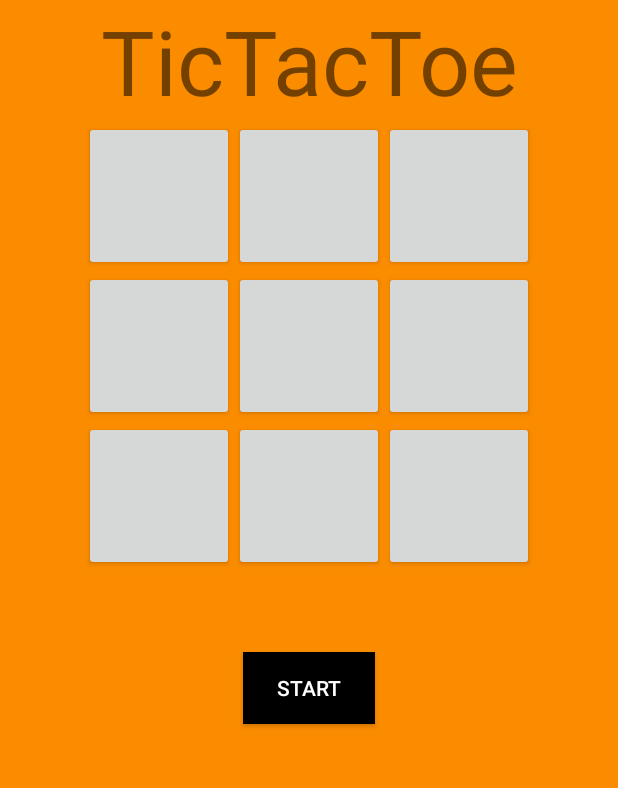
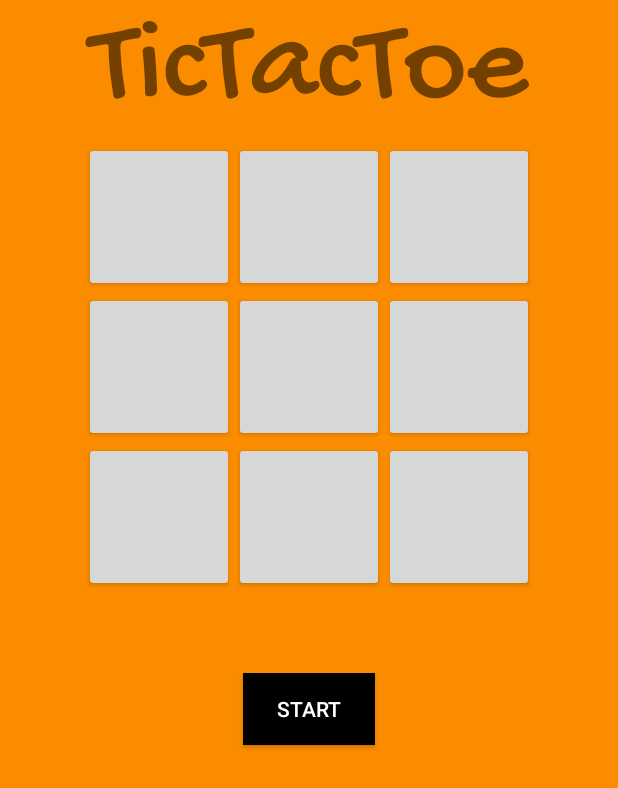
Before and after one commit to pfieffer/TicTacToe, an Android app: the screen it shows after launch (MainActivity), on a phone screen of 412 x 824 dp. Shown: the top 788 px of the screen. Run offline under Robolectric (Android 15) with nearby library versions, the phone set to English and light mode, and no system bars.

Commit message:
Set custom font on the gameName textview

```diff
--- a/app/src/main/java/np/com/ravi/tictactoe/MainActivity.java
+++ b/app/src/main/java/np/com/ravi/tictactoe/MainActivity.java
@@ -1,12 +1,16 @@
 package np.com.ravi.tictactoe;
 
 import android.graphics.Color;
+import android.graphics.Typeface;
 import android.media.MediaPlayer;
+import android.provider.FontRequest;
 import android.support.v7.app.AppCompatActivity;
 import android.os.Bundle;
 import android.view.View;
 import android.widget.Button;
 import android.widget.TextView;
+
+import org.w3c.dom.Text;
 
 public class MainActivity extends AppCompatActivity {
     private Button button1,
@@ -26,6 +30,10 @@ public class MainActivity extends AppCompatActivity {
     private String[] players = {"X", "O"};
 
     private TextView gameStatus;
+    private TextView gameName;
+
+    Typeface typeFace;
+
 
     @Override
     protected void onCreate(Bundle savedInstanceState) {
@@ -49,11 +57,13 @@ public class MainActivity extends AppCompatActivity {
         button8 = (Button) findViewById(R.id.button8);
         button9 = (Button) findViewById(R.id.button9);
 
+        gameName = (TextView) findViewById(R.id.gameName);
+        typeFace = Typeface.createFromAsset(getApplicationContext().getAssets(),"fonts/GochiHand-Regular.ttf");
+        gameName.setTypeface(typeFace);
+
         gameButton = (Button) findViewById(R.id.gameButton);
 
         gameStatus = (TextView) findViewById(R.id.gameStatus);
-
-        //ticTacTocLogo = (ImageView) findViewById(R.id.ticTacTocLogo);
 
         buttons[0] = button1;
         buttons[1] = button2;
--- a/app/src/main/res/values/dimens.xml
+++ b/app/src/main/res/values/dimens.xml
@@ -1,6 +1,6 @@
 <?xml version="1.0" encoding="utf-8"?>
 <resources>
-    <dimen name="largeText">60sp</dimen>
+    <dimen name="largeText">80sp</dimen>
     <dimen name="buttonWidth">100dp</dimen>
     <dimen name="buttonHeight">100dp</dimen>
     <dimen name="buttonTextSize">50sp</dimen>
```
Also changed, not shown: app/src/main/assets/fonts/GochiHand-Regular.ttf (added), 28 other files.
